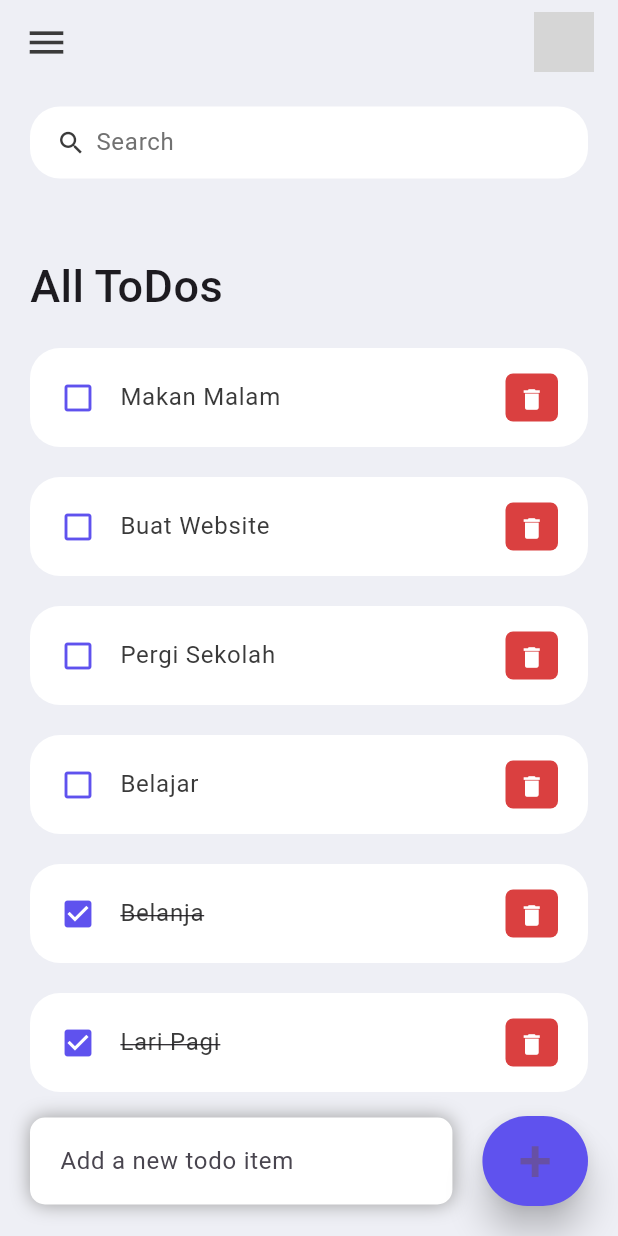
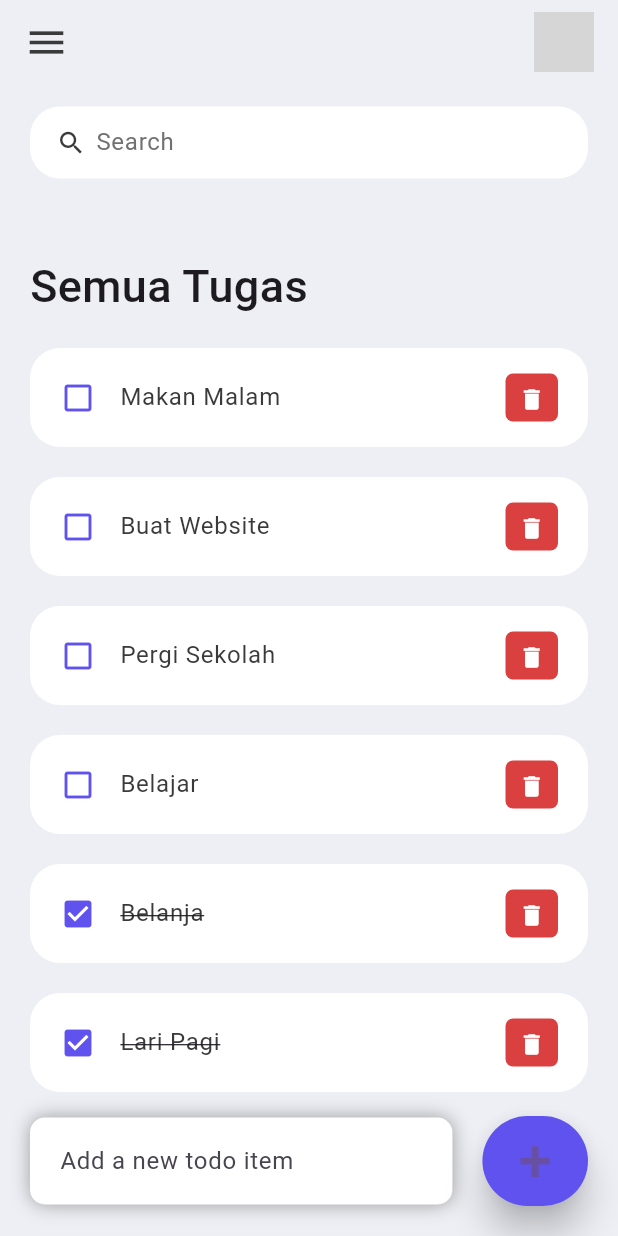
Before and after one commit to Aidil-noob/To-Do-App-with-Flutter, a Flutter app: the screen it shows after launch, on a phone screen of 412 x 824 dp. Run offline on Flutter 3.47's test engine with Material 3 defaults, Android fonts, the phone set to English and light mode, and no system bars; grey boxes are pictures that could not be loaded.

Commit message:
update lib/screens/home.dart

```diff
--- a/lib/screens/home.dart
+++ b/lib/screens/home.dart
@@ -46,7 +46,7 @@ class _HomeState extends State<Home> {
                           bottom: 20,
                         ),
                         child: Text(
-                          'All ToDos',
+                          'Semua Tugas',
                           style: TextStyle(
                             fontSize: 30,
                             fontWeight: FontWeight.w500,
```
